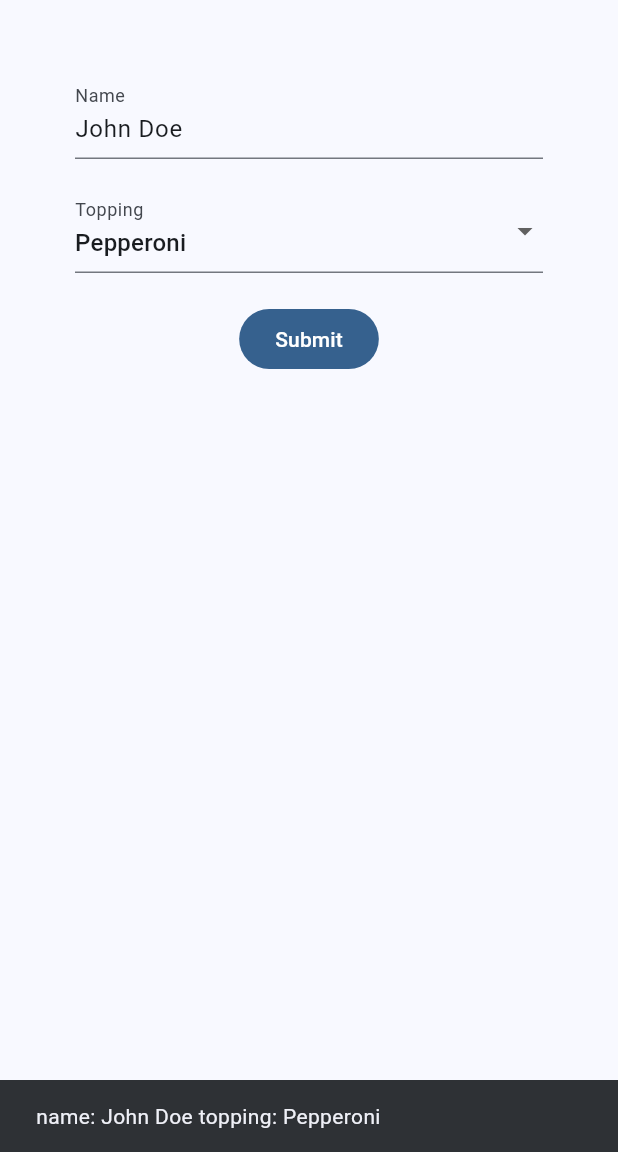
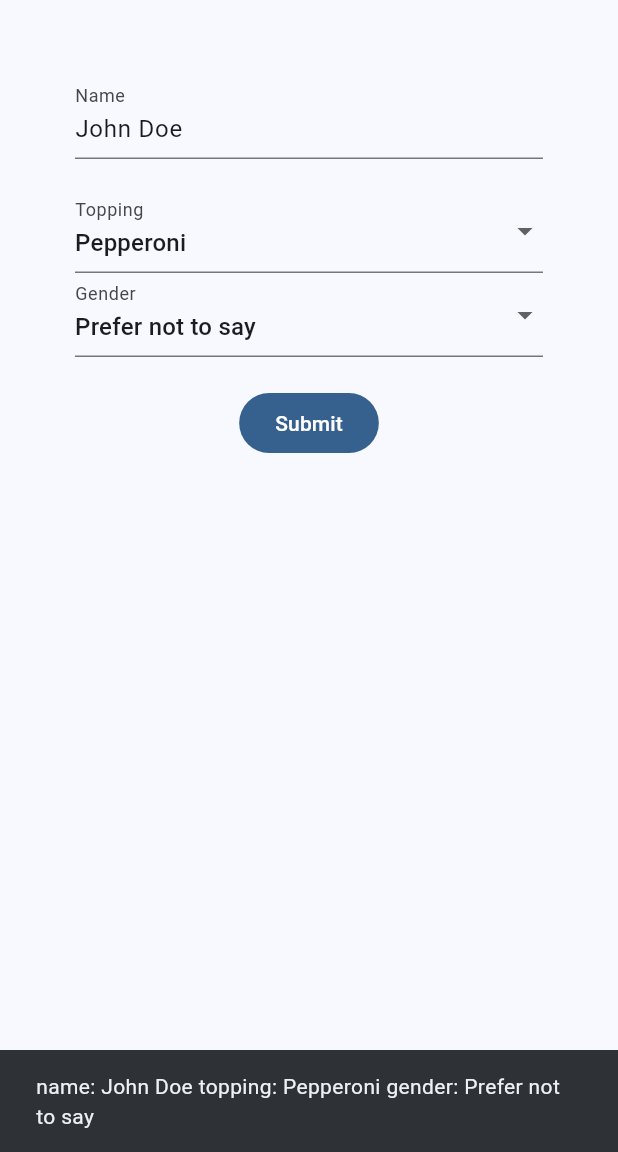
Before and after one commit to mehmetartun/forms, a Flutter app: the screen it shows after launch, after a tap on "Submit", on a phone screen of 412 x 824 dp, the part 84-1236 px from its top. Run offline on Flutter 3.47's test engine with Material 3 defaults, Android fonts, the phone set to English and light mode, and no system bars.

```diff
--- a/lib/main.dart
+++ b/lib/main.dart
@@ -32,6 +32,17 @@ class MyHomePage extends StatefulWidget {
 
 const toppings = ["Pepperoni", "Ham", "Vegeterian", "Four Seasons"];
 
+enum Gender {
+  male(description: "Male"),
+  female(description: "Female"),
+  transGender(description: "Transgender"),
+  nonBinary(description: "Non-binary"),
+  preferNoToSay(description: "Prefer not to say");
+
+  final String description;
+  const Gender({required this.description});
+}
+
 class _MyHomePageState extends State<MyHomePage> {
   Map<String, dynamic> formValues = {};
   final GlobalKey<FormState> _formKey = GlobalKey();
@@ -39,6 +50,7 @@ class _MyHomePageState extends State<MyHomePage> {
   void initState() {
     formValues["name"] = "John Doe";
     formValues["topping"] = "Pepperoni";
+    formValues["gender"] = Gender.preferNoToSay;
     super.initState();
   }
 
@@ -55,6 +67,7 @@ class _MyHomePageState extends State<MyHomePage> {
                 child: Padding(
                     padding: const EdgeInsets.all(50.0),
                     child: Column(
+                        mainAxisSize: MainAxisSize.min,
                         mainAxisAlignment: MainAxisAlignment.center,
                         children: <Widget>[
                           TextFormField(
@@ -74,10 +87,9 @@ class _MyHomePageState extends State<MyHomePage> {
                           ),
                           const SizedBox(height: 20),
                           DropdownButtonFormField<String>(
-                              focusColor: Colors.blue,
                               decoration:
                                   const InputDecoration(labelText: "Topping"),
-                              value: "Pepperoni",
+                              value: formValues['topping'],
                               validator: (value) {
                                 if (value == null) {
                                   return "Please select a value";
@@ -108,6 +120,40 @@ class _MyHomePageState extends State<MyHomePage> {
                                   formValues['topping'] = value;
                                 });
                               }),
+                          DropdownButtonFormField<Gender>(
+                              decoration:
+                                  const InputDecoration(labelText: "Gender"),
+                              value: formValues['gender'],
+                              validator: (value) {
+                                if (value == null) {
+                                  return "Please select a value";
+                                }
+                                return null;
+                              },
+                              onSaved: (value) {
+                                formValues['gender'] = value;
+                              },
+                              // isExpanded: true,
+                              selectedItemBuilder: (context) {
+                                return Gender.values.map((gender) {
+                                  return Text(gender.description);
+                                }).toList();
+                              },
+                              items: Gender.values.map((gender) {
+                                return DropdownMenuItem<Gender>(
+                                    value: gender,
+                                    child: Text(
+                                      gender.description,
+                                      style: formValues['gender'] == gender
+                                          ? TextStyle(color: Colors.blue)
+                                          : null,
+                                    ));
+                              }).toList(),
+                              onChanged: (value) {
+                                setState(() {
+                                  formValues['gender'] = value;
+                                });
+                              }),
                           const SizedBox(height: 20),
                           FilledButton(
                             onPressed: () {
@@ -116,7 +162,8 @@ class _MyHomePageState extends State<MyHomePage> {
                                 ScaffoldMessenger.of(context)
                                     .showSnackBar(SnackBar(
                                   content: Text("name: ${formValues['name']} "
-                                      "topping: ${formValues['topping']}"),
+                                      "topping: ${formValues['topping']} "
+                                      "gender: ${(formValues['gender'] as Gender).description} "),
                                 ));
                               }
                             },
```
Also changed, not shown: 1 other file.
